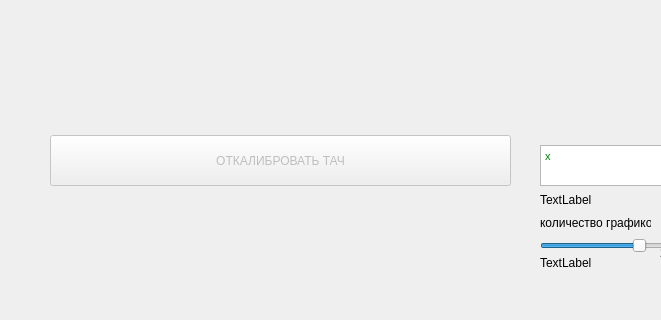
tomyqg/topaz-m, file mainwindow.ui: the form before one commit; both pictures show x 0 to 661 and y 392 to 712 of the 1280 by 800 pixel window.
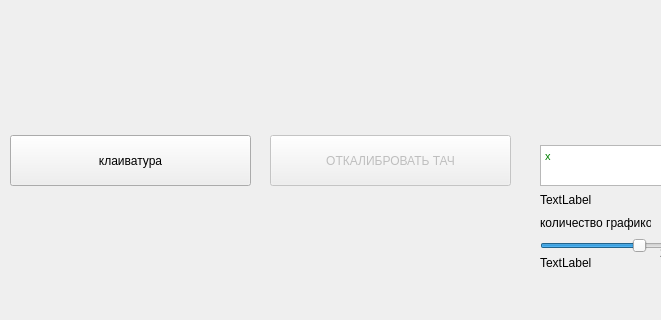
The form after the commit. Icons and pictures are not drawn. Custom widgets are drawn as their Qt base class.

What changed in the file:
```diff
--- a/mainwindow.ui
+++ b/mainwindow.ui
@@ -441,9 +441,9 @@
     </property>
     <property name="geometry">
      <rect>
-      <x>50</x>
+      <x>270</x>
       <y>510</y>
-      <width>461</width>
+      <width>241</width>
       <height>51</height>
      </rect>
     </property>
@@ -472,6 +472,22 @@
      <string>TextLabel</string>
     </property>
    </widget>
+   <widget class="QPushButton" name="pushButton_5">
+    <property name="enabled">
+     <bool>true</bool>
+    </property>
+    <property name="geometry">
+     <rect>
+      <x>10</x>
+      <y>510</y>
+      <width>241</width>
+      <height>51</height>
+     </rect>
+    </property>
+    <property name="text">
+     <string>клаиватура</string>
+    </property>
+   </widget>
   </widget>
   <widget class="QMenuBar" name="menuBar">
    <property name="geometry">
```
Left out of the diff: 1 changed line with no effect on the pictures.
